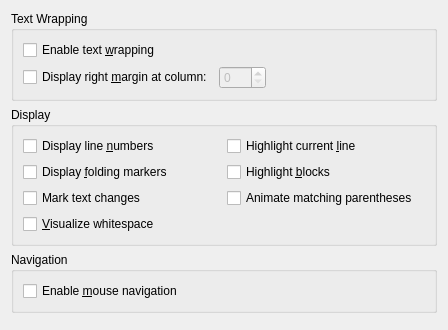
Qt form src/plugins/texteditor/displaysettingspage.ui (qt-creator/qt-creator) before a commit.
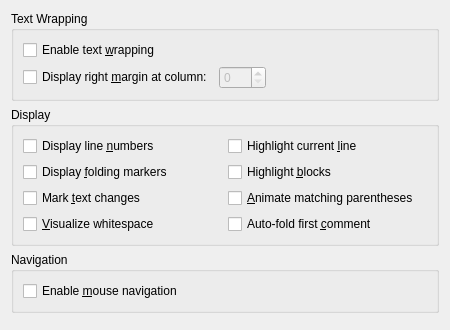
The same form after that commit.

Commit message:
added "auto-fold first comment"-option to the editor
Convenient when you don't want to see all the big license headers.

Diff of the .ui file:
```diff
--- a/src/plugins/texteditor/displaysettingspage.ui
+++ b/src/plugins/texteditor/displaysettingspage.ui
@@ -6,7 +6,7 @@
    <rect>
     <x>0</x>
     <y>0</y>
-    <width>448</width>
+    <width>450</width>
     <height>330</height>
    </rect>
   </property>
@@ -61,7 +61,7 @@
       <item row="2" column="0">
        <widget class="QCheckBox" name="markTextChanges">
         <property name="text">
-         <string>Mark text changes</string>
+         <string>Mark &amp;text changes</string>
         </property>
        </widget>
       </item>
@@ -78,7 +78,14 @@
       <item row="2" column="1">
        <widget class="QCheckBox" name="animateMatchingParentheses">
         <property name="text">
-         <string>Animate matching parentheses</string>
+         <string>&amp;Animate matching parentheses</string>
+        </property>
+       </widget>
+      </item>
+      <item row="4" column="1">
+       <widget class="QCheckBox" name="autoFoldFirstComment">
+        <property name="text">
+         <string>Auto-fold first &amp;comment</string>
         </property>
        </widget>
       </item>
```
The commit also changes 6 other files.
